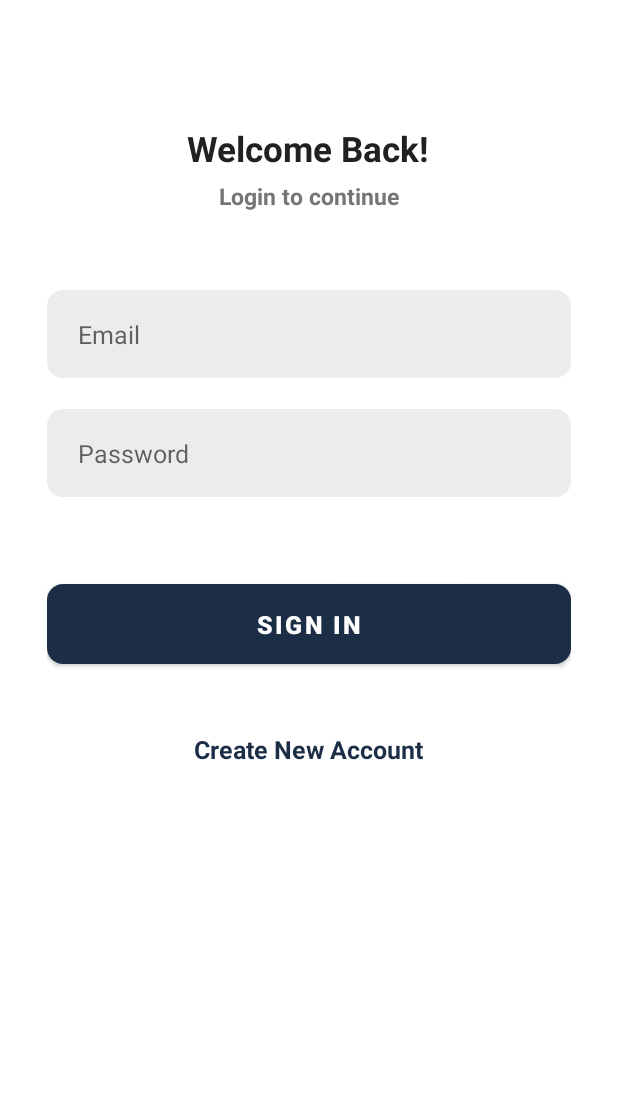
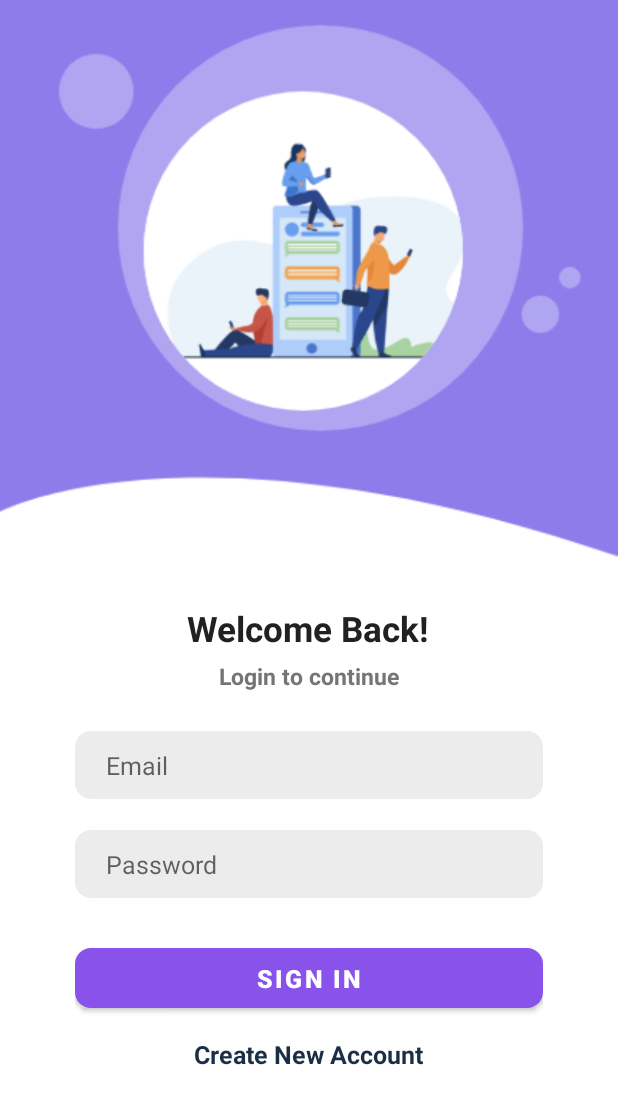
Before and after one commit to MeenakshiKathiresan/lets-chat, an Android app: the screen it shows after launch (SignInActivity), on a phone screen of 412 x 824 dp. Shown: the top 1104 px of the screen. Run offline under Robolectric (Android 15) with nearby library versions, the phone set to English and light mode, and no system bars; our stand-ins replace Firebase (no records; nobody signed in at launch, a user with empty details on screens opened directly), sdp/ssp sizes.

Commit message:
modified UI

```diff
--- a/app/src/main/res/layout/activity_sign_in.xml
+++ b/app/src/main/res/layout/activity_sign_in.xml
@@ -4,22 +4,29 @@
     xmlns:tools="http://schemas.android.com/tools"
     android:layout_width="match_parent"
     android:layout_height="match_parent"
-    android:clipToPadding="false"
     android:overScrollMode="never"
-    android:padding="@dimen/_24sdp"
     android:scrollbars="none"
     tools:context=".activities.SignInActivity">
+
+
 
     <LinearLayout
         android:layout_width="match_parent"
         android:layout_height="wrap_content"
         android:gravity="center_horizontal"
+        android:layout_marginTop="-60dp"
         android:orientation="vertical">
+
+        <ImageView
+            android:id="@+id/imageView2"
+            android:layout_width="match_parent"
+            android:layout_height="463dp"
+            android:adjustViewBounds="true"
+            app:srcCompat="@drawable/login" />
 
         <TextView
             android:layout_width="wrap_content"
             android:layout_height="wrap_content"
-            android:layout_marginTop="@dimen/_40sdp"
             android:text="@string/welcome_back"
             android:textColor="@color/primary_text"
             android:textSize="@dimen/_18ssp"
@@ -34,11 +41,13 @@
             android:textSize="@dimen/_12ssp"
             android:textStyle="bold" />
 
+
         <EditText
+
             android:id="@+id/inputEmail"
-            android:layout_width="match_parent"
-            android:layout_height="@dimen/_45sdp"
-            android:layout_marginTop="@dimen/_40sdp"
+            android:layout_width="@dimen/_240sdp"
+            android:layout_height="@dimen/_35sdp"
+            android:layout_marginTop="@dimen/_20sdp"
             android:background="@drawable/background_input"
             android:hint="@string/email"
             android:imeOptions="actionNext"
@@ -52,8 +61,8 @@
 
         <EditText
             android:id="@+id/inputPassword"
-            android:layout_width="match_parent"
-            android:layout_height="@dimen/_45sdp"
+            android:layout_width="@dimen/_240sdp"
+            android:layout_height="@dimen/_35sdp"
             android:layout_marginTop="@dimen/_16sdp"
             android:background="@drawable/background_input"
             android:hint="@string/password"
@@ -67,29 +76,29 @@
             />
 
         <FrameLayout
-            android:layout_width="match_parent"
+            android:layout_width="wrap_content"
             android:layout_height="wrap_content"
             android:layout_marginTop="@dimen/_20sdp"
             android:animateLayoutChanges="true">
 
             <com.google.android.material.button.MaterialButton
                 android:id="@+id/buttonSignIn"
-                android:layout_width="match_parent"
-                android:layout_height="@dimen/_50sdp"
-                android:layout_marginTop="@dimen/_20sdp"
+                android:layout_width="@dimen/_240sdp"
+                android:layout_height="@dimen/_40sdp"
+                android:layout_marginTop="@dimen/_1sdp"
                 android:text="@string/sign_in"
                 android:textColor="@color/white"
                 android:textSize="@dimen/_13ssp"
                 android:textStyle="bold"
-                app:cornerRadius="@dimen/_8sdp" />
+                app:cornerRadius="@dimen/_8sdp"
+                app:backgroundTint="@color/app_color"/>
 
             <ProgressBar
                 android:id="@+id/progressBar"
                 android:layout_width="@dimen/_25sdp"
                 android:layout_height="@dimen/_25sdp"
                 android:layout_gravity="center"
-                android:visibility="invisible"
-                />
+                android:visibility="invisible" />
 
         </FrameLayout>
 
@@ -99,7 +108,7 @@
             android:id="@+id/textCreateNewAccount"
             android:layout_width="wrap_content"
             android:layout_height="wrap_content"
-            android:layout_marginTop="@dimen/_30sdp"
+            android:layout_marginTop="@dimen/_10sdp"
             android:text="@string/create_new_account"
             android:textColor="@color/primary"
             android:textSize="@dimen/_13ssp"
--- a/app/src/main/res/values-night/themes.xml
+++ b/app/src/main/res/values-night/themes.xml
@@ -1,7 +1,7 @@
 <resources xmlns:tools="http://schemas.android.com/tools">
     <style name="Theme.LetsChat" parent="Theme.MaterialComponents.DayNight.NoActionBar">
-        <item name="colorPrimary">@color/primary</item>
-        <item name="android:statusBarColor" tools:targetApi="l">@color/primary</item>
+        <item name="colorPrimary">@color/app_color</item>
+        <item name="android:statusBarColor" tools:targetApi="l">@color/app_color</item>
     </style>
 
 </resources>
--- a/app/src/main/res/values/colors.xml
+++ b/app/src/main/res/values/colors.xml
@@ -8,5 +8,6 @@
     <color name="input_background">#ECECEC</color>
     <color name="icon_background">#20FFFFFF</color>
     <color name="error">#B00020</color>
+    <color name="app_color">#8952EA</color>
     <color name="received_message_background">#090D16</color>
 </resources>
```
Also changed, not shown: app/src/main/login-playstore.png (added), app/src/main/res/drawable-v24/login.png (added).
